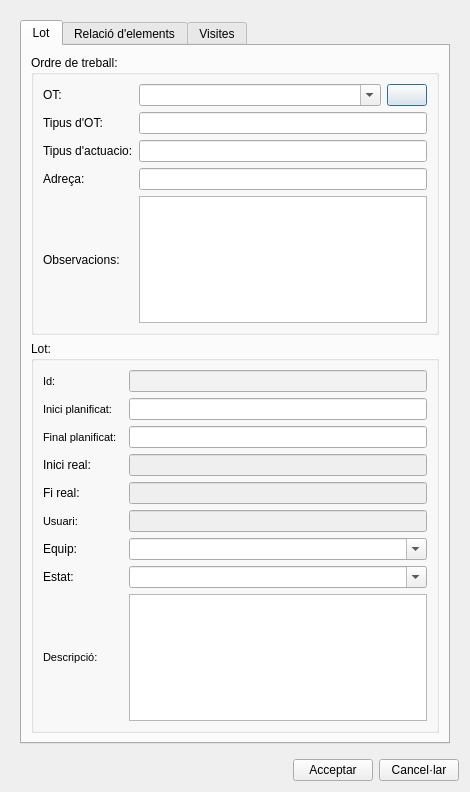
Before: the Qt Designer form core/ui/toolbars/cm/add_lot.ui in Giswater/giswater_qgis_plugin, drawn with Qt 5.
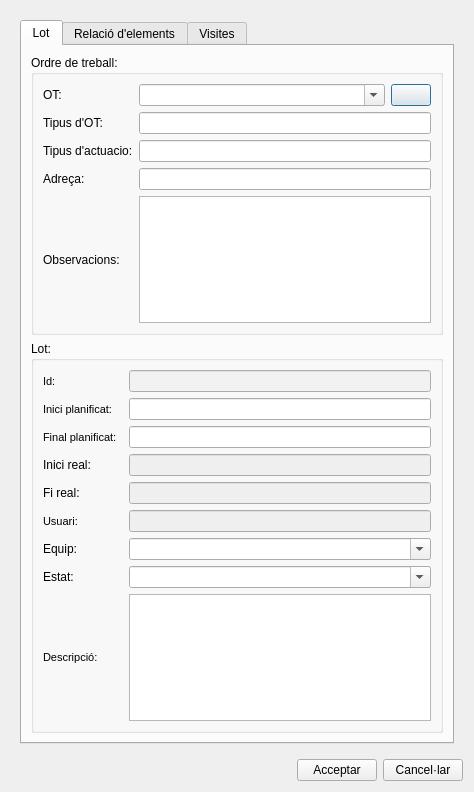
After: the same form once the commit is applied. Icons and pictures are not drawn.

Commit message: feat: add dialog name to translate all widgets from campaign manage dialogs

```diff
--- a/core/ui/toolbars/cm/add_lot.ui
+++ b/core/ui/toolbars/cm/add_lot.ui
@@ -6,7 +6,7 @@
    <rect>
     <x>0</x>
     <y>0</y>
-    <width>470</width>
+    <width>474</width>
     <height>792</height>
    </rect>
   </property>
```
Left out of the diff: 28 changed lines with no effect on the pictures. The commit also changes 5 other files.
